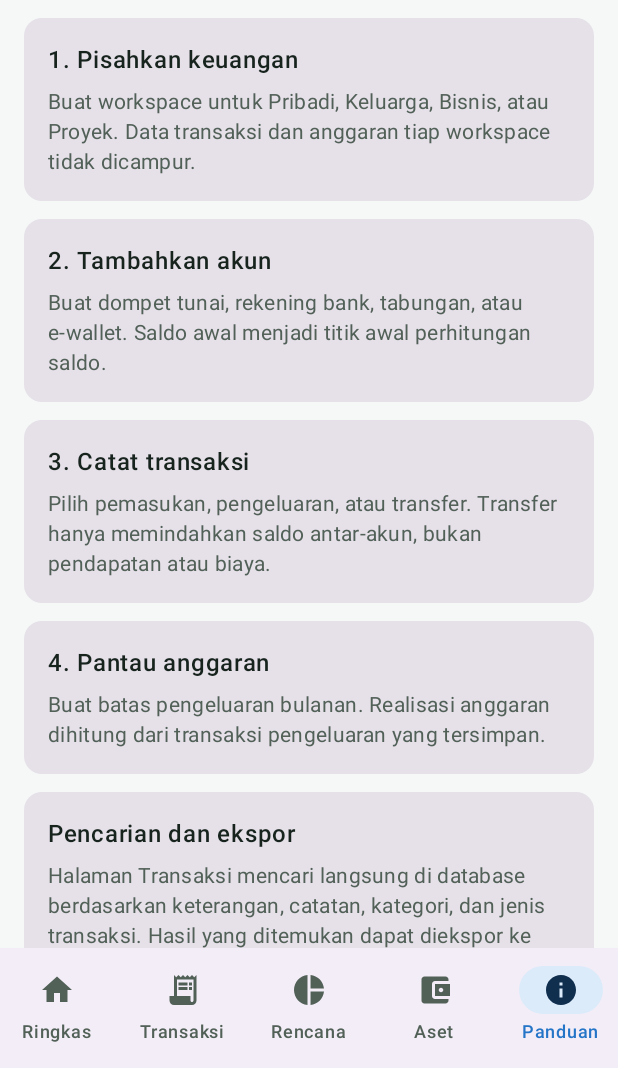
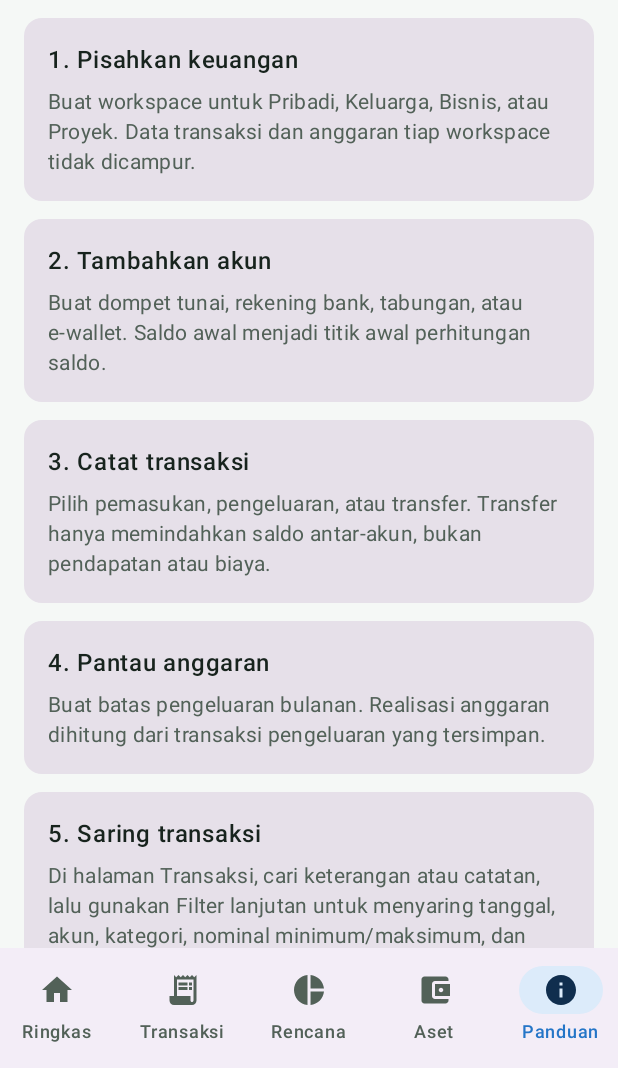
Before and after one commit to Surabi-wq/Duit, an Android app built with Jetpack Compose: the screen it shows after launch (MainActivity), item 5 of the bottom bar chosen, on a phone screen of 412 x 824 dp, the part 168-1236 px from its top. Run offline under Robolectric (Android 15) with nearby library versions, the phone set to English and light mode, and no system bars; our stand-ins replace Room's generated code.

Commit message:
Add transaction filtering guidance to in-app help

```diff
--- a/app/src/main/java/com/surabi/duit/MainActivity.kt
+++ b/app/src/main/java/com/surabi/duit/MainActivity.kt
@@ -1162,7 +1162,8 @@ private fun GuideScreen() {
         GuideCard("2. Tambahkan akun", "Buat dompet tunai, rekening bank, tabungan, atau e-wallet. Saldo awal menjadi titik awal perhitungan saldo.")
         GuideCard("3. Catat transaksi", "Pilih pemasukan, pengeluaran, atau transfer. Transfer hanya memindahkan saldo antar-akun, bukan pendapatan atau biaya.")
         GuideCard("4. Pantau anggaran", "Buat batas pengeluaran bulanan. Realisasi anggaran dihitung dari transaksi pengeluaran yang tersimpan.")
-        GuideCard("Pencarian dan ekspor", "Halaman Transaksi mencari langsung di database berdasarkan keterangan, catatan, kategori, dan jenis transaksi. Hasil yang ditemukan dapat diekspor ke CSV melalui penyimpanan perangkat; ekspor mengikuti hasil pencarian dan dibatasi maksimal 500 transaksi terbaru.")
+        GuideCard("5. Saring transaksi", "Di halaman Transaksi, cari keterangan atau catatan, lalu gunakan Filter lanjutan untuk menyaring tanggal, akun, kategori, nominal minimum/maksimum, dan urutan hasil. Tanggal akhir mencakup seluruh hari yang dipilih.")
+        GuideCard("6. Ekspor CSV", "Ekspor CSV menyimpan hasil pencarian dan filter yang sedang tampil, maksimal 500 transaksi terbaru. Ekspor CSV bukan backup penuh database.")
         GuideCard("Penyimpanan dan privasi", "Data inti disimpan lokal pada perangkat menggunakan Room/SQLite. Alur utama tidak memerlukan internet. Backup dan restore mandiri terenkripsi belum tersedia, sehingga pengguna perlu menjaga data perangkat dan tidak menganggap ekspor CSV sebagai cadangan penuh database.")
         GuideCard("Fitur tahap berikutnya", "Jurnal akuntansi double-entry, rekonsiliasi, transaksi berulang, lampiran struk, impor file, ekspor PDF/Excel/DOCX, ERP, persediaan, investasi lengkap, pajak, OCR, analisis prediktif, multi-pengguna, enkripsi database, dan backup/restore masih dalam pengembangan.")
     }
```
